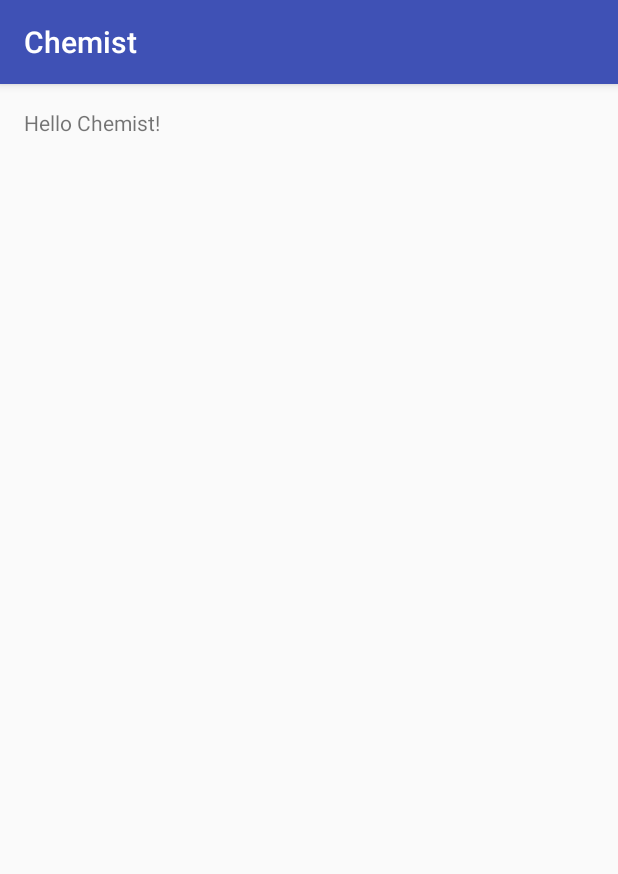
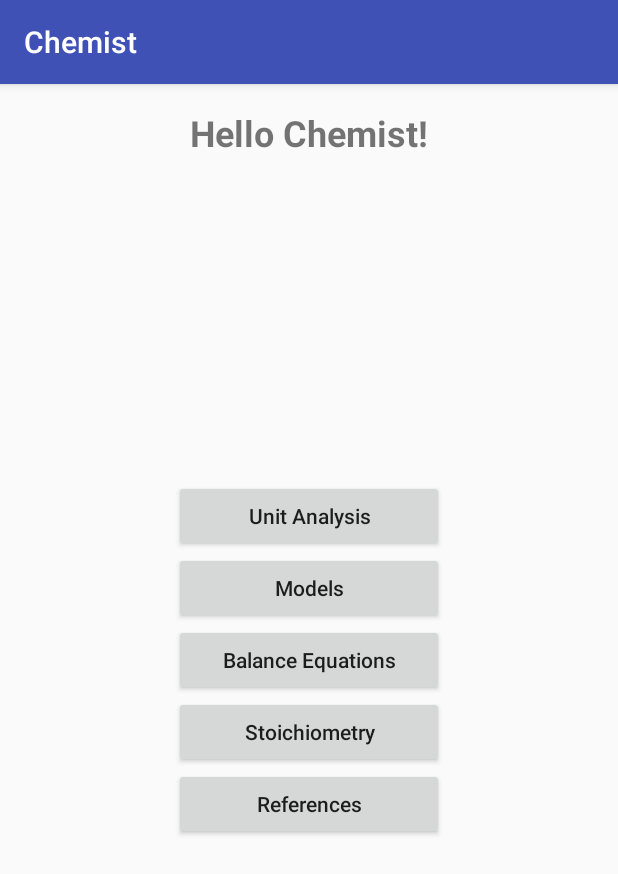
Before and after one commit to brandon-patterson/chemist, an Android app: the screen it shows after launch (MainActivity), on a phone screen of 412 x 824 dp. Shown: the top 874 px of the screen. Run offline under Robolectric (Android 15) with nearby library versions, the phone set to English and light mode, and no system bars.

Commit message:
Create home page (#12)
* Adds buttons to home page

* Adjusts layout of buttons on main page

Follwoing feedback from @brandon-patterson

* Removes `weightSum` and `layout_weight` attributes

No longer neccesary with a vertical layout

* Adds `NotImplemented` activity

* Adds onClickListeners for buttons in MainActivity

This allows the buttons to link to new pages

* Merge branch 'develop' into home-page

* Renames `NotImplemented` to `NotImplementedActivity`

Additionally, adjusts imports to reflect updated namespace

* Explicitly sizes buttons

This allows for consistent button widths

* Converts string literals to references to resource file

* Adds homepage to changelog

* Fixes accidental reversion from merge

```diff
--- a/app/src/main/AndroidManifest.xml
+++ b/app/src/main/AndroidManifest.xml
@@ -8,11 +8,13 @@
             android:label="@string/app_name"
             android:supportsRtl="true"
             android:theme="@style/AppTheme">
+        <activity android:name=".NotImplementedActivity">
+        </activity>
         <activity android:name=".MainActivity">
             <intent-filter>
-                <action android:name="android.intent.action.MAIN" />
+                <action android:name="android.intent.action.MAIN"/>
 
-                <category android:name="android.intent.category.LAUNCHER" />
+                <category android:name="android.intent.category.LAUNCHER"/>
             </intent-filter>
         </activity>
     </application>
--- a/app/src/main/java/com/github/brandon_patterson/chemist/MainActivity.java
+++ b/app/src/main/java/com/github/brandon_patterson/chemist/MainActivity.java
@@ -1,13 +1,72 @@
 package com.github.brandon_patterson.chemist;
 
+import android.content.Intent;
 import android.support.v7.app.AppCompatActivity;
 import android.os.Bundle;
+import android.view.View;
+import android.widget.Button;
+import com.github.brandon_patterson.chemist.NotImplementedActivity;
+import com.github.brandon_patterson.chemist.R;
 
-public class MainActivity extends AppCompatActivity {
+public class MainActivity extends AppCompatActivity
+{
 
     @Override
-    protected void onCreate(Bundle savedInstanceState) {
+    protected void onCreate(Bundle savedInstanceState)
+    {
         super.onCreate(savedInstanceState);
         setContentView(R.layout.activity_main);
+
+
+        Button unitAnalysisButton = (Button) findViewById(R.id.main_unit_analysis_button);
+        Button modelsButton = (Button) findViewById(R.id.main_models_button);
+        Button balanceEquationsButton = (Button) findViewById(R.id.main_balance_equations_button);
+        Button stoichiometryButton = (Button) findViewById(R.id.main_stoichiometry_button);
+        Button referencesButton = (Button) findViewById(R.id.main_references_button);
+
+        unitAnalysisButton.setOnClickListener(new View.OnClickListener()
+        {
+            @Override
+            public void onClick(View view)
+            {
+                startActivity(new Intent(MainActivity.this, NotImplementedActivity.class));
+            }
+        });
+
+        modelsButton.setOnClickListener(new View.OnClickListener()
+        {
+            @Override
+            public void onClick(View view)
+            {
+                startActivity(new Intent(MainActivity.this, NotImplementedActivity.class));
+            }
+        });
+
+        balanceEquationsButton.setOnClickListener(new View.OnClickListener()
+        {
+            @Override
+            public void onClick(View view)
+            {
+                startActivity(new Intent(MainActivity.this, NotImplementedActivity.class));
+            }
+        });
+
+        stoichiometryButton.setOnClickListener(new View.OnClickListener()
+        {
+            @Override
+            public void onClick(View view)
+            {
+                startActivity(new Intent(MainActivity.this, NotImplementedActivity.class));
+            }
+        });
+
+        referencesButton.setOnClickListener(new View.OnClickListener()
+        {
+            @Override
+            public void onClick(View view)
+            {
+                startActivity(new Intent(MainActivity.this, NotImplementedActivity.class));
+            }
+        });
     }
 }
--- a/app/src/main/res/layout/activity_main.xml
+++ b/app/src/main/res/layout/activity_main.xml
@@ -13,5 +13,66 @@
     <TextView
             android:layout_width="wrap_content"
             android:layout_height="wrap_content"
-        android:text="Hello Chemist!" />
+            android:layout_alignParentTop="true"
+            android:layout_centerHorizontal="true"
+            android:textStyle="bold"
+            android:textSize="24sp"
+            android:text="@string/hello_chemist"/>
+
+    <ScrollView android:layout_width="match_parent"
+                android:layout_height="match_parent">
+
+        <LinearLayout android:layout_height="wrap_content"
+                      android:layout_width="fill_parent"
+                      android:orientation="vertical"
+                      android:layout_gravity="center"
+                      android:gravity="center_horizontal"
+                      android:dividerPadding="2dp"
+                      android:paddingHorizontal="100dp">
+            <Button
+                    android:id="@+id/main_unit_analysis_button"
+                    android:layout_width="fill_parent"
+                    android:layout_height="wrap_content"
+                    android:gravity="center"
+                    android:textAllCaps="false"
+                    android:textAlignment="center"
+                    android:text="@string/unit_analysis"/>
+
+            <Button
+                    android:id="@+id/main_models_button"
+                    android:layout_width="fill_parent"
+                    android:layout_height="wrap_content"
+                    android:gravity="center"
+                    android:textAllCaps="false"
+                    android:textAlignment="center"
+                    android:text="@string/models"/>
+
+            <Button
+                    android:id="@+id/main_balance_equations_button"
+                    android:layout_width="fill_parent"
+                    android:layout_height="wrap_content"
+                    android:gravity="center"
+                    android:textAllCaps="false"
+                    android:textAlignment="center"
+                    android:text="@string/balance_equations"/>
+
+            <Button
+                    android:id="@+id/main_stoichiometry_button"
+                    android:layout_width="fill_parent"
+                    android:layout_height="wrap_content"
+                    android:gravity="center"
+                    android:textAllCaps="false"
+                    android:textAlignment="center"
+                    android:text="@string/stoichiometry"/>
+
+            <Button
+                    android:id="@+id/main_references_button"
+                    android:layout_width="fill_parent"
+                    android:layout_height="wrap_content"
+                    android:gravity="center"
+                    android:textAllCaps="false"
+                    android:textAlignment="center"
+                    android:text="@string/references"/>
+        </LinearLayout>
+    </ScrollView>
 </RelativeLayout>
--- a/app/src/main/res/values/strings.xml
+++ b/app/src/main/res/values/strings.xml
@@ -1,3 +1,9 @@
 <resources>
     <string name="app_name">Chemist</string>
+    <string name="hello_chemist">Hello Chemist!</string>
+    <string name="unit_analysis">Unit Analysis</string>
+    <string name="models">Models</string>
+    <string name="balance_equations">Balance Equations</string>
+    <string name="stoichiometry">Stoichiometry</string>
+    <string name="references">References</string>
 </resources>
```
Also changed, not shown: app/src/main/java/com/github/brandon_patterson/chemist/NotImplementedActivity.java (added, +20 -0 lines), app/src/main/res/layout/activity_not_implemented.xml (added, +22 -0 lines), 1 other file. Lines whose indentation alone changed are shown as unchanged.
